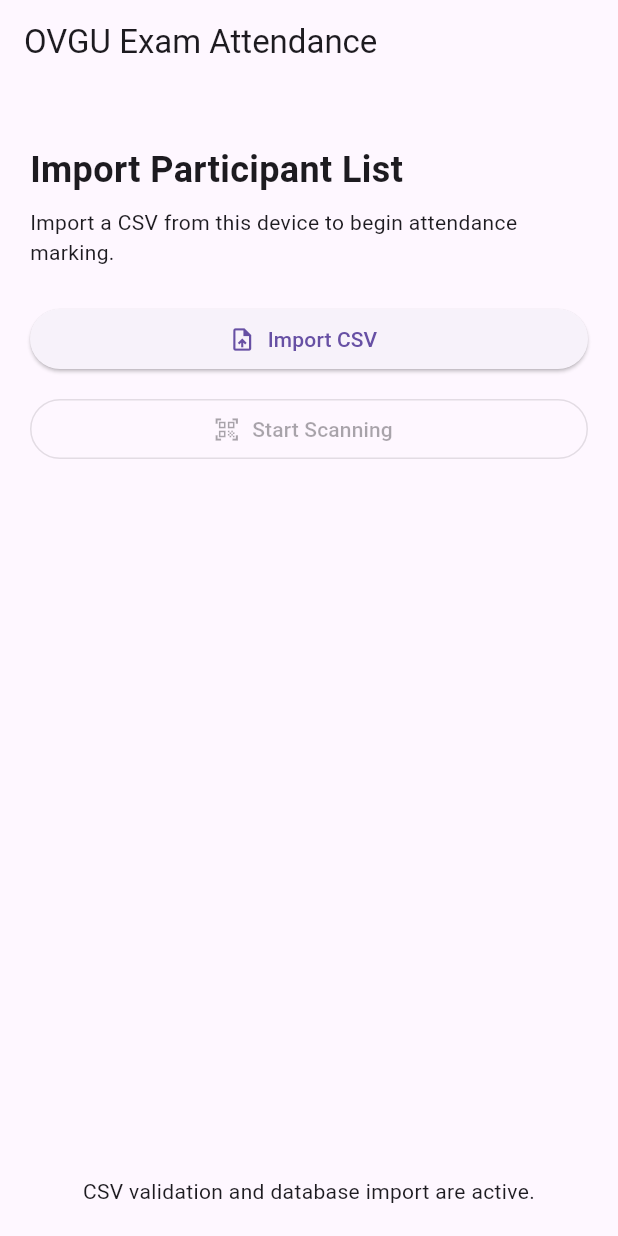
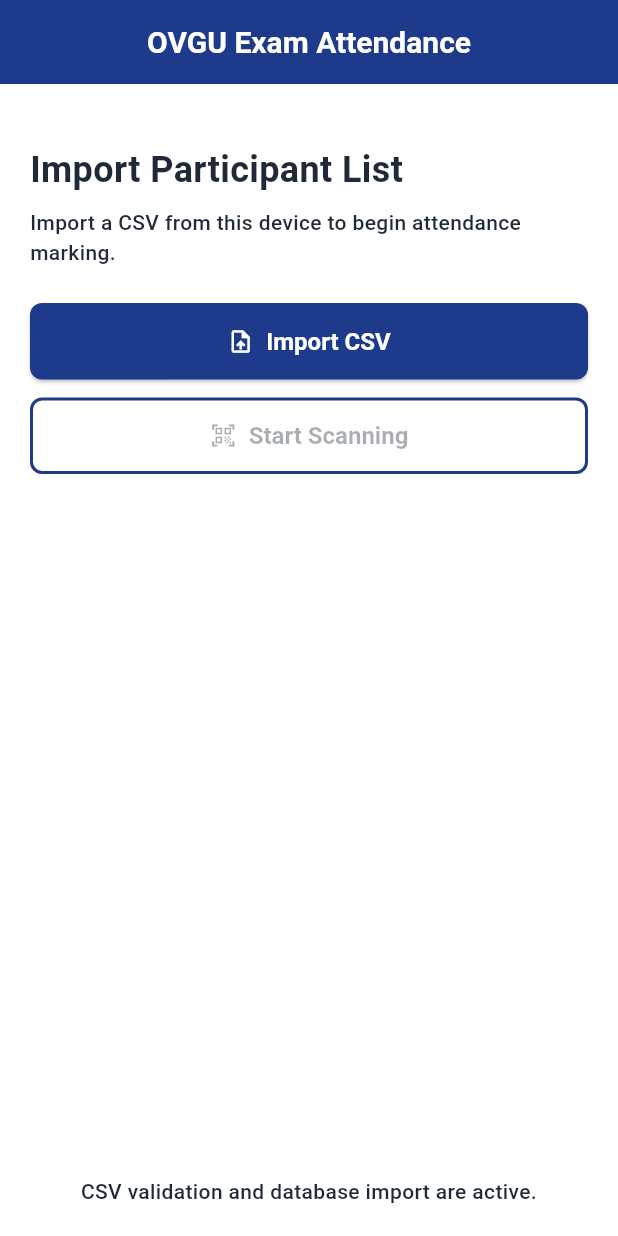
Before and after one commit to geekyoswald/Android_, a Flutter app: the screen it shows after launch, on a phone screen of 412 x 824 dp. Run offline on Flutter 3.47's test engine with Material 3 defaults, Android fonts, the phone set to English and light mode, and no system bars; our stand-ins replace file_picker, sqflite; accounts and stored records are empty.

Commit message:
feat: add app theme with colors, typography, and shared styles

```diff
--- /dev/null
+++ b/ovgu_exam_attendance_app/lib/core/theme/app_theme.dart
@@ -0,0 +1,261 @@
+import 'package:flutter/material.dart';
+
+class AppTheme {
+  AppTheme._();
+
+  // Color Palette
+  static const Color _primaryBlue = Color(0xFF1E3A8A);
+  static const Color _accentTeal = Color(0xFF14B8A6);
+  static const Color _successGreen = Color(0xFF16A34A);
+  static const Color _warningOrange = Color(0xFFF97316);
+  static const Color _errorRed = Color(0xFFDC2626);
+  static const Color _lightGrey = Color(0xFFF3F4F6);
+  static const Color _darkGrey = Color(0xFF1F2937);
+  static const Color _surfaceGrey = Color(0xFFFFFFFF);
+
+  // Status Colors
+  static const Color statusNotMarked = Color(0xFF9CA3AF);
+  static const Color statusPresent = _successGreen;
+  static const Color statusExcused = _warningOrange;
+  static const Color statusMarked = _primaryBlue;
+
+  static ThemeData lightTheme() {
+    return ThemeData(
+      useMaterial3: true,
+      colorScheme: ColorScheme.light(
+        primary: _primaryBlue,
+        onPrimary: Colors.white,
+        secondary: _accentTeal,
+        onSecondary: Colors.white,
+        error: _errorRed,
+        onError: Colors.white,
+        surface: _surfaceGrey,
+        onSurface: _darkGrey,
+        surfaceContainerHighest: _lightGrey,
+      ),
+      appBarTheme: AppBarTheme(
+        backgroundColor: _primaryBlue,
+        foregroundColor: Colors.white,
+        elevation: 0,
+        centerTitle: true,
+        titleTextStyle: const TextStyle(
+          fontSize: 20,
+          fontWeight: FontWeight.w600,
+          color: Colors.white,
+        ),
+      ),
+      elevatedButtonTheme: ElevatedButtonThemeData(
+        style: ElevatedButton.styleFrom(
+          backgroundColor: _primaryBlue,
+          foregroundColor: Colors.white,
+          padding: const EdgeInsets.symmetric(horizontal: 24, vertical: 16),
+          shape: RoundedRectangleBorder(
+            borderRadius: BorderRadius.circular(8),
+          ),
+          textStyle: const TextStyle(
+            fontSize: 16,
+            fontWeight: FontWeight.w600,
+          ),
+        ),
+      ),
+      outlinedButtonTheme: OutlinedButtonThemeData(
+        style: OutlinedButton.styleFrom(
+          foregroundColor: _primaryBlue,
+          side: const BorderSide(color: _primaryBlue, width: 2),
+          padding: const EdgeInsets.symmetric(horizontal: 24, vertical: 16),
+          shape: RoundedRectangleBorder(
+            borderRadius: BorderRadius.circular(8),
+          ),
+          textStyle: const TextStyle(
+            fontSize: 16,
+            fontWeight: FontWeight.w600,
+          ),
+        ),
+      ),
+      textTheme: TextTheme(
+        displayLarge: const TextStyle(
+          fontSize: 32,
+          fontWeight: FontWeight.w700,
+          color: _darkGrey,
+        ),
+        displayMedium: const TextStyle(
+          fontSize: 28,
+          fontWeight: FontWeight.w700,
+          color: _darkGrey,
+        ),
+        titleLarge: const TextStyle(
+          fontSize: 24,
+          fontWeight: FontWeight.w600,
+          color: _darkGrey,
+        ),
+        titleMedium: const TextStyle(
+          fontSize: 20,
+          fontWeight: FontWeight.w600,
+          color: _darkGrey,
+        ),
+        titleSmall: const TextStyle(
+          fontSize: 16,
+          fontWeight: FontWeight.w600,
+          color: _darkGrey,
+        ),
+        bodyLarge: const TextStyle(
+          fontSize: 16,
+          fontWeight: FontWeight.w500,
+          color: _darkGrey,
+        ),
+        bodyMedium: const TextStyle(
+          fontSize: 14,
+          fontWeight: FontWeight.w500,
+          color: _darkGrey,
+        ),
+        bodySmall: const TextStyle(
+          fontSize: 12,
+          fontWeight: FontWeight.w500,
+          color: Color(0xFF6B7280),
+        ),
+        labelLarge: const TextStyle(
+          fontSize: 14,
+          fontWeight: FontWeight.w600,
+          color: _darkGrey,
+        ),
+      ),
+      chipTheme: ChipThemeData(
+        backgroundColor: _lightGrey,
+        labelStyle: const TextStyle(
+          fontSize: 13,
+          fontWeight: FontWeight.w600,
+        ),
+        shape: RoundedRectangleBorder(
+          borderRadius: BorderRadius.circular(6),
+        ),
+        padding: const EdgeInsets.symmetric(horizontal: 12, vertical: 8),
+      ),
+      inputDecorationTheme: InputDecorationTheme(
+        filled: true,
+        fillColor: _lightGrey,
+        contentPadding: const EdgeInsets.symmetric(horizontal: 16, vertical: 12),
+        border: OutlineInputBorder(
+          borderRadius: BorderRadius.circular(8),
+          borderSide: const BorderSide(color: Color(0xFFE5E7EB)),
+        ),
+        enabledBorder: OutlineInputBorder(
+          borderRadius: BorderRadius.circular(8),
+          borderSide: const BorderSide(color: Color(0xFFE5E7EB)),
+        ),
+        focusedBorder: OutlineInputBorder(
+          borderRadius: BorderRadius.circular(8),
+          borderSide: const BorderSide(color: _primaryBlue, width: 2),
+        ),
+        hintStyle: const TextStyle(
+          fontSize: 14,
+          color: Color(0xFF9CA3AF),
+        ),
+        labelStyle: const TextStyle(
+          fontSize: 14,
+          fontWeight: FontWeight.w600,
+          color: _darkGrey,
+        ),
+      ),
+      scaffoldBackgroundColor: _surfaceGrey,
+    );
+  }
+
+  // Shared style helper methods
+  static Widget statusChip({
+    required int status,
+    EdgeInsets padding = const EdgeInsets.symmetric(
+      horizontal: 12,
+      vertical: 6,
+    ),
+  }) {
+    final Map<int, Map<String, dynamic>> statusMap = {
+      0: {
+        'label': 'Not marked',
+        'color': statusNotMarked,
+        'textColor': Colors.white,
+      },
+      1: {
+        'label': 'Present',
+        'color': statusPresent,
+        'textColor': Colors.white,
+      },
+      2: {
+        'label': 'Excused',
+        'color': statusExcused,
+        'textColor': Colors.white,
+      },
+      3: {
+        'label': 'Marked',
+        'color': statusMarked,
+        'textColor': Colors.white,
+      },
+    };
+
+    final statusData = statusMap[status] ?? statusMap[0]!;
+
+    return Container(
+      padding: padding,
+      decoration: BoxDecoration(
+        color: statusData['color']! as Color,
+        borderRadius: BorderRadius.circular(6),
+      ),
+      child: Text(
+        statusData['label']! as String,
+        style: TextStyle(
+          fontSize: 12,
+          fontWeight: FontWeight.w600,
+          color: statusData['textColor']! as Color,
+        ),
+      ),
+    );
+  }
+
+  static TextStyle successTextStyle({double fontSize = 14}) {
+    return TextStyle(
+      fontSize: fontSize,
+      fontWeight: FontWeight.w500,
+      color: statusPresent,
+    );
+  }
+
+  static TextStyle errorTextStyle({double fontSize = 14}) {
+    return TextStyle(
+      fontSize: fontSize,
+      fontWeight: FontWeight.w500,
+      color: _errorRed,
+    );
+  }
+
+  static TextStyle warningTextStyle({double fontSize = 14}) {
+    return TextStyle(
+      fontSize: fontSize,
+      fontWeight: FontWeight.w500,
+      color: _warningOrange,
+    );
+  }
+
+  static const EdgeInsets screenPadding = EdgeInsets.all(20);
+  static const EdgeInsets cardPadding = EdgeInsets.all(16);
+  static const EdgeInsets buttonPadding = EdgeInsets.symmetric(
+    horizontal: 24,
+    vertical: 16,
+  );
+
+  static const SizedBox verticalSpacingSmall = SizedBox(height: 8);
+  static const SizedBox verticalSpacingMedium = SizedBox(height: 16);
+  static const SizedBox verticalSpacingLarge = SizedBox(height: 24);
+
+  static const SizedBox horizontalSpacingSmall = SizedBox(width: 8);
+  static const SizedBox horizontalSpacingMedium = SizedBox(width: 16);
+  static const SizedBox horizontalSpacingLarge = SizedBox(width: 24);
+
+  static const BorderRadius borderRadiusSmall = BorderRadius.all(
+    Radius.circular(6),
+  );
+  static const BorderRadius borderRadiusMedium = BorderRadius.all(
+    Radius.circular(8),
+  );
+  static const BorderRadius borderRadiusLarge = BorderRadius.all(
+    Radius.circular(12),
+  );
+}
--- a/ovgu_exam_attendance_app/lib/main.dart
+++ b/ovgu_exam_attendance_app/lib/main.dart
@@ -1,5 +1,6 @@
 import 'package:flutter/material.dart';
 
+import 'core/theme/app_theme.dart';
 import 'features/export/presentation/screens/export_screen.dart';
 import 'features/import/presentation/screens/import_screen.dart';
 import 'features/participants/presentation/screens/participant_list_screen.dart';
@@ -24,7 +25,7 @@
     return MaterialApp(
       title: 'OVGU Exam Attendance',
       debugShowCheckedModeBanner: false,
-      theme: ThemeData(),
+      theme: AppTheme.lightTheme(),
       initialRoute: AppRoutes.import_,
       routes: {
         AppRoutes.import_: (_) => const ImportScreen(),
```
Also changed, not shown: 1 other file.
